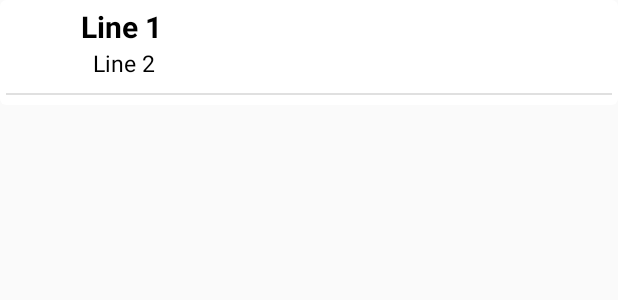
After one commit to mazenkh7/TelegramZ, an Android app: the layout chat_recycler_item.xml on its own in the app's theme, with its tools: preview values and no code run, on a phone screen of 412 x 824 dp. The commit adds this screen. Shown: the top 300 px of the screen. Run offline under Robolectric (Android 15) with nearby library versions, the phone set to English and light mode, and no system bars.

```diff
--- a/app/build.gradle
+++ b/app/build.gradle
@@ -30,5 +30,5 @@ dependencies {
     testImplementation 'junit:junit:4.12'
     androidTestImplementation 'com.android.support.test:runner:1.0.2'
     androidTestImplementation 'com.android.support.test.espresso:espresso-core:3.0.2'
-    compile project('Libraries:libtd')
+    implementation project(path: 'Libraries:libtd')
 }
--- a/app/src/main/java/com/maze/telegramz/ChatsCallsProfileActivity.java
+++ b/app/src/main/java/com/maze/telegramz/ChatsCallsProfileActivity.java
@@ -11,6 +11,8 @@ import android.view.MenuItem;
 import android.widget.Button;
 
 import com.maze.telegramz.ChatsFragment.OnFragmentInteractionListener;
+
+import static com.maze.telegramz.Authentication.getChatList;
 
 
 public class ChatsCallsProfileActivity extends AppCompatActivity implements OnFragmentInteractionListener {
@@ -44,13 +46,14 @@ public class ChatsCallsProfileActivity extends AppCompatActivity implements OnFr
 
     @Override
     protected void onCreate(Bundle savedInstanceState) {
+        getChatList(20);
         super.onCreate(savedInstanceState);
         setContentView(R.layout.activity_chats_calls_profile);
         BottomNavigationView navigation = findViewById(R.id.navigation);
         navigation.setOnNavigationItemSelectedListener(mOnNavigationItemSelectedListener);
         fragmentManager = getSupportFragmentManager();
         fragmentTransaction = fragmentManager.beginTransaction();
-        fragmentTransaction.replace(R.id.ccpFragmentFrame, new ChatsFragment(), "HELLO");
+        fragmentTransaction.replace(R.id.ccpFragmentFrame, new ChatsFragment(), "Chats Fragment");
         fragmentTransaction.commit();
     }
 
--- a/app/src/main/java/com/maze/telegramz/ConfirmCodeActivity.java
+++ b/app/src/main/java/com/maze/telegramz/ConfirmCodeActivity.java
@@ -7,7 +7,6 @@ import android.view.Menu;
 import android.view.MenuInflater;
 import android.view.MenuItem;
 import android.widget.EditText;
-import android.widget.Toast;
 
 public class ConfirmCodeActivity extends AppCompatActivity {
 
@@ -20,8 +19,6 @@ public class ConfirmCodeActivity extends AppCompatActivity {
         verfCodeField = findViewById(R.id.verfCodeField);
         Bundle extra = getIntent().getExtras();
         String ph = extra.getString("phoneToVerify");
-        if(ph!=null)
-            Toast.makeText(getApplicationContext(),ph,Toast.LENGTH_LONG).show();
         setTitle(ph);
     }
     public boolean onCreateOptionsMenu(Menu menu){
@@ -34,7 +31,7 @@ public class ConfirmCodeActivity extends AppCompatActivity {
         switch (mi.getItemId()){
             case R.id.confirm_in_tick:
 //                Toast.makeText(getApplicationContext(),"code is " + verfCodeField.getText().toString() ,Toast.LENGTH_LONG).show();
-                Authentication.sendVerfCode(verfCodeField.getText().toString());
+//                Authentication.sendVerfCode(verfCodeField.getText().toString());
                 final Intent intent = new Intent(this, ChatsCallsProfileActivity.class);
                 startActivity(intent);
         }
--- a/app/src/main/java/com/maze/telegramz/LoginActivity.java
+++ b/app/src/main/java/com/maze/telegramz/LoginActivity.java
@@ -7,7 +7,6 @@ import android.view.Menu;
 import android.view.MenuInflater;
 import android.view.MenuItem;
 import android.widget.EditText;
-import android.widget.Toast;
 
 import com.hbb20.CountryCodePicker;
 
@@ -43,8 +42,8 @@ public class LoginActivity extends AppCompatActivity {
                 case R.id.sign_in_tick:
                     String countryCode = ccp.getSelectedCountryCodeWithPlus();
                     String phoneNum = phoneNumField.getText().toString();
-                    Toast.makeText(getApplicationContext(),countryCode+phoneNum,Toast.LENGTH_SHORT).show();
-                    Authentication.sendPhoneNum(countryCode + phoneNum);
+//                    Toast.makeText(getApplicationContext(),countryCode+phoneNum,Toast.LENGTH_SHORT).show();
+//                    Authentication.sendPhoneNum(countryCode + phoneNum);
                     final Intent intent = new Intent(this, ConfirmCodeActivity.class);
                     intent.putExtra("phoneToVerify",countryCode+phoneNum);
                     startActivity(intent);
--- a/app/src/main/java/com/maze/telegramz/MainActivity.java
+++ b/app/src/main/java/com/maze/telegramz/MainActivity.java
@@ -6,17 +6,19 @@ import android.support.v7.app.AppCompatActivity;
 import android.view.View;
 import android.widget.Button;
 
+import static com.maze.telegramz.Authentication.startClient;
+
 public class MainActivity extends AppCompatActivity {
-    private Button startBu;
     @Override
     protected void onCreate(Bundle savedInstanceState) {
         setContentView(R.layout.activity_main);
         super.onCreate(savedInstanceState);
-        startBu = findViewById(R.id.startBu);
+        Button startBu = findViewById(R.id.startBu);
         final Intent intent = new Intent(this, LoginActivity.class);
         startBu.setOnClickListener(new View.OnClickListener() {
             @Override
             public void onClick(View v) {
+                startClient();
                 startActivity(intent);
             }
         });
--- /dev/null
+++ b/app/src/main/res/layout/chat_recycler_item.xml
@@ -0,0 +1,52 @@
+<?xml version="1.0" encoding="utf-8"?>
+<android.support.v7.widget.CardView xmlns:android="http://schemas.android.com/apk/res/android"
+    xmlns:app="http://schemas.android.com/apk/res-auto"
+    android:layout_width="match_parent"
+    android:layout_height="70dp"
+    app:cardCornerRadius="4dp"
+    app:cardElevation="0dp">
+
+    <RelativeLayout
+        android:layout_width="match_parent"
+        android:layout_height="match_parent"
+        android:layout_margin="4dp">
+
+        <ImageView
+            android:id="@+id/user_photo"
+            android:layout_width="50dp"
+            android:layout_height="50dp"
+            android:padding="2dp" />
+
+        <TextView
+            android:id="@+id/TextLine1"
+            android:layout_width="wrap_content"
+            android:layout_height="wrap_content"
+            android:layout_alignParentTop="true"
+            android:layout_toEndOf="@+id/user_photo"
+            android:text="Line 1"
+            android:textColor="@android:color/black"
+            android:textSize="20sp"
+            android:textStyle="bold" />
+
+        <TextView
+            android:id="@+id/TextLine2"
+            android:layout_width="wrap_content"
+            android:layout_height="wrap_content"
+            android:layout_below="@+id/TextLine1"
+            android:layout_marginStart="8dp"
+            android:layout_toEndOf="@+id/user_photo"
+            android:text="Line 2"
+            android:textColor="@android:color/black"
+            android:textSize="15sp" />
+
+        <View
+            android:id="@+id/divider"
+            android:layout_width="match_parent"
+            android:layout_height="1dp"
+            android:layout_below="@+id/TextLine2"
+            android:layout_marginTop="9dp"
+            android:background="?android:attr/listDivider" />
+
+    </RelativeLayout>
+
+</android.support.v7.widget.CardView>
```
Also changed, not shown: app/Libraries/libtd/build.gradle (+4 -4 lines), app/src/main/java/com/maze/telegramz/Authentication.java (+15 -4 lines), app/src/main/java/com/maze/telegramz/ChatListAdapter.java (added, +78 -0 lines), app/src/main/java/com/maze/telegramz/ChatRecyclerItem.java (added, +25 -0 lines), app/src/main/java/com/maze/telegramz/ChatsFragment.java (+34 -10 lines), app/src/main/java/com/maze/telegramz/dummy/DummyContent.java (deleted, +0 -72 lines), app/src/main/res/layout/fragment_chats.xml (+7 -22 lines), 4 other files.
